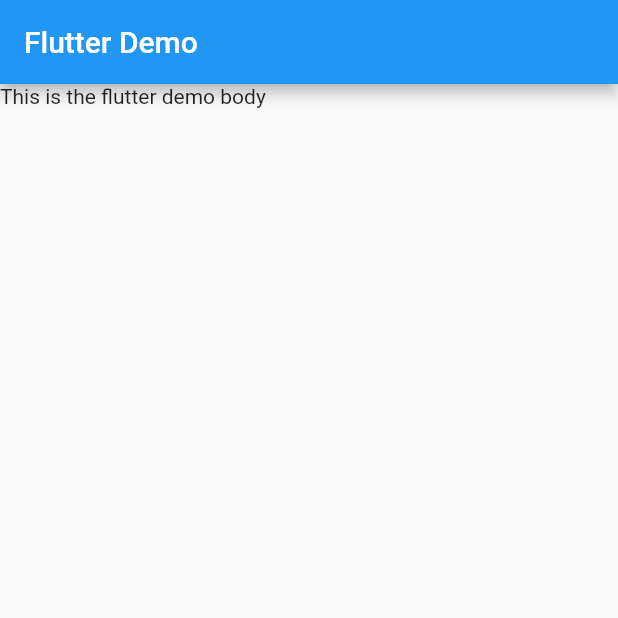
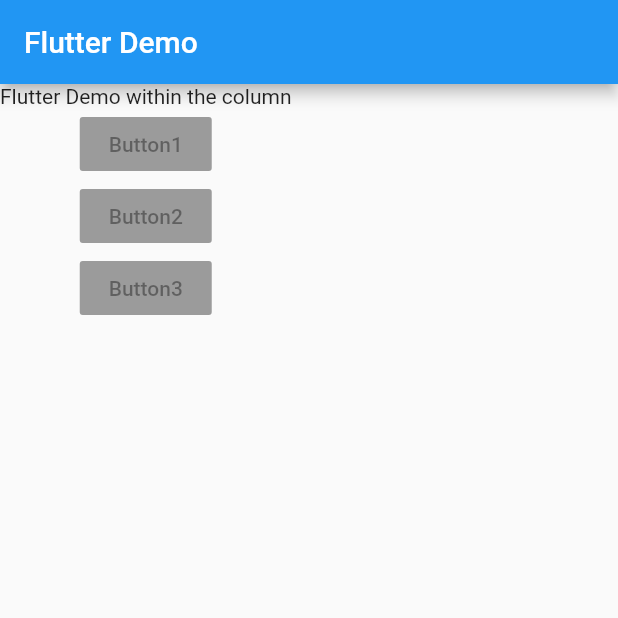
Before and after one commit to robster619007/flutterDemo, a Flutter app: the screen it shows after launch, on a phone screen of 412 x 824 dp, the top half of it. Run offline on Flutter 3.47's test engine with Material 2 defaults, Android fonts, the phone set to English and light mode, and no system bars.

Commit message:
tried columns and buttons

```diff
--- a/lib/main.dart
+++ b/lib/main.dart
@@ -10,7 +10,23 @@ class MyApp extends StatelessWidget {
         appBar: AppBar(
           title: Text('Flutter Demo'),
         ),
-        body: Text('This is the flutter demo body'),
+        body: Column(
+          children: [
+            Text('Flutter Demo within the column'),
+            RaisedButton(
+              child: Text('Button1'),
+              onPressed: null,
+            ),
+            RaisedButton(
+              child: Text('Button2'),
+              onPressed: null,
+            ),
+            RaisedButton(
+              child: Text('Button3'),
+              onPressed: null,
+            ),
+          ],
+        ),
       ),
     );
   }
```
